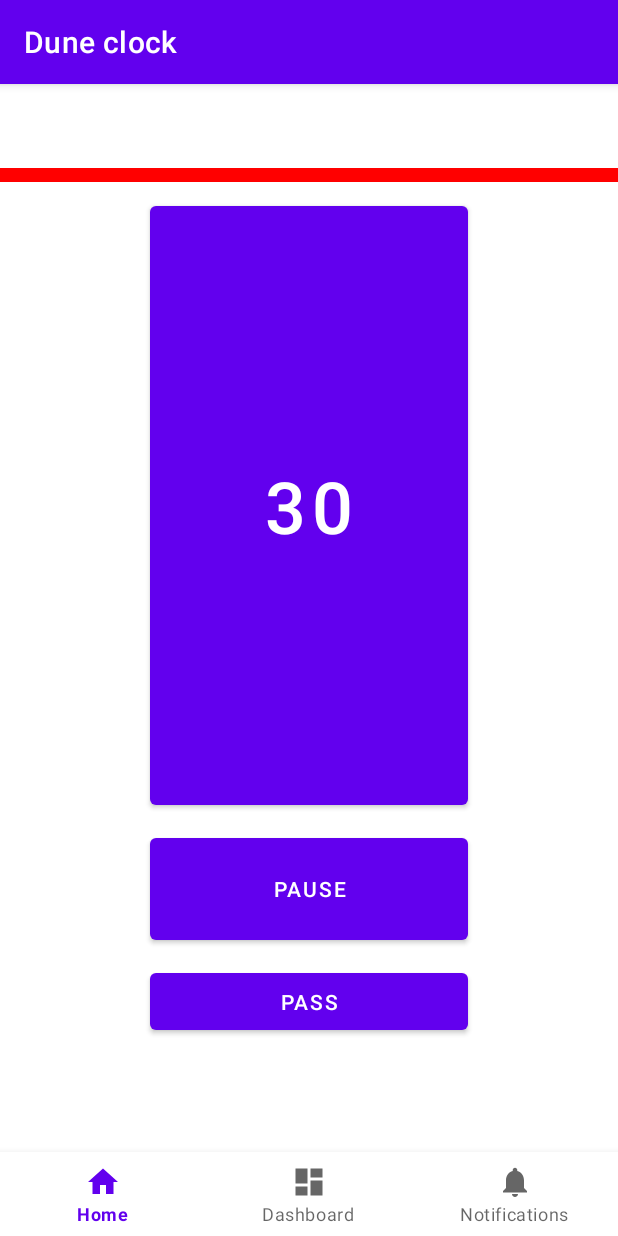
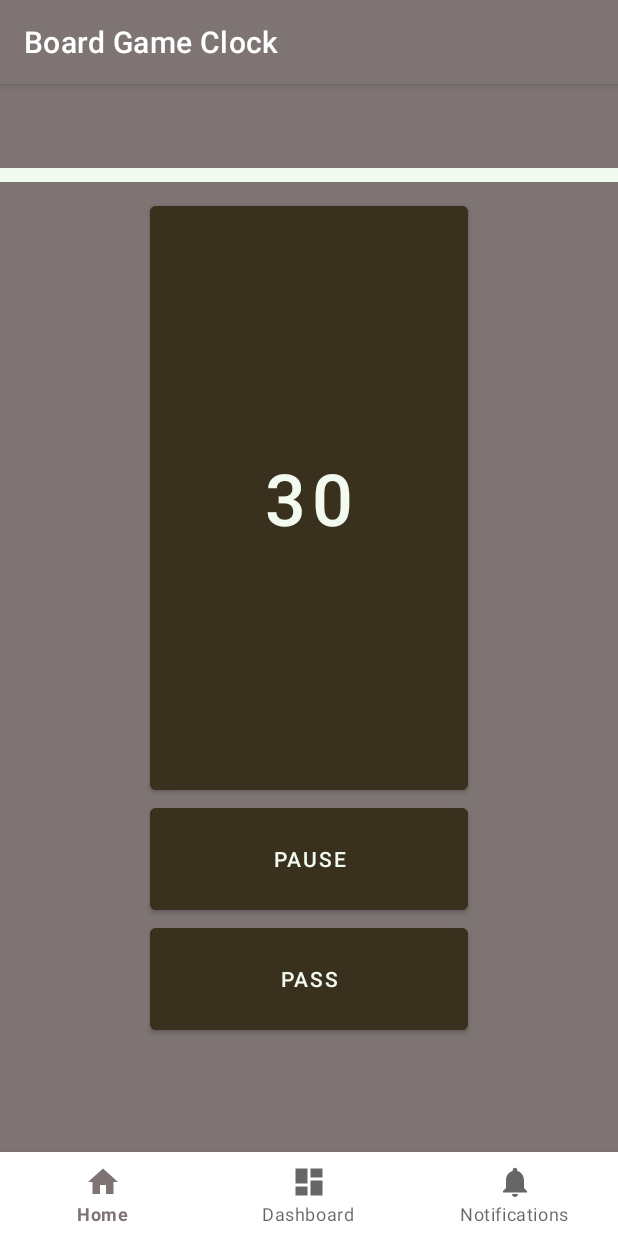
Before and after one commit to Deemerus/BoardGameClock, an Android app: the MainActivity screen opened directly, with no data from a screen before it, on a phone screen of 412 x 824 dp. Run offline under Robolectric (Android 15) with nearby library versions, the phone set to English and light mode, and no system bars.

Commit message:
make UI look better

```diff
--- a/app/src/main/java/com/example/iam/MainActivity.java
+++ b/app/src/main/java/com/example/iam/MainActivity.java
@@ -5,13 +5,8 @@ import android.os.CountDownTimer;
 import android.view.View;
 import android.view.WindowManager;
 import android.widget.TextView;
-
 import androidx.appcompat.app.AppCompatActivity;
-
 import com.example.iam.classes.Player;
-
-import org.w3c.dom.Text;
-
 import java.util.ArrayList;
 
 public class MainActivity extends AppCompatActivity {
@@ -96,11 +91,14 @@ public class MainActivity extends AppCompatActivity {
             TextView timeBankBackgroundDisplay = timeBankDisplayBackgrounds.get(i);
             timeBankDisplay.setText(Player.getPlayer(i).getTimeBankStr());
             if(Player.activePlayer == i) {
-                timeBankBackgroundDisplay.setBackgroundResource(R.color.red);
+                timeBankDisplay.setTextColor(getResources().getColor(R.color.active_player_text));
+                timeBankBackgroundDisplay.setBackgroundResource(R.color.active_player);
             } else if(Player.getPlayer(i).passed) {
-                timeBankBackgroundDisplay.setBackgroundResource(R.color.grey);
+                timeBankDisplay.setTextColor(getResources().getColor(R.color.passed_player_text));
+                timeBankBackgroundDisplay.setBackgroundResource(R.color.passed_player);
             } else {
-                timeBankBackgroundDisplay.setBackgroundResource(R.color.white);
+                timeBankDisplay.setTextColor(getResources().getColor(R.color.idle_player_text));
+                timeBankBackgroundDisplay.setBackgroundResource(R.color.idle_player);
             }
         }
 
--- a/app/src/main/res/layout/activity_main.xml
+++ b/app/src/main/res/layout/activity_main.xml
@@ -5,6 +5,7 @@
     android:id="@+id/container"
     android:layout_width="match_parent"
     android:layout_height="match_parent"
+    android:background="@color/background"
     android:paddingTop="?attr/actionBarSize">
 
     <com.google.android.material.bottomnavigation.BottomNavigationView
@@ -40,15 +41,16 @@
         android:layout_marginStart="100dp"
         android:layout_marginTop="75dp"
         android:layout_marginEnd="100dp"
-        android:layout_marginBottom="10dp"
+        android:backgroundTint="@color/center_button"
         android:onClick="nextPlayer"
+        android:textColor="@color/button_text"
         android:textSize="48sp"
         app:layout_constraintBottom_toTopOf="@+id/pause"
         app:layout_constraintEnd_toEndOf="parent"
         app:layout_constraintHorizontal_bias="0.0"
         app:layout_constraintStart_toStartOf="parent"
         app:layout_constraintTop_toTopOf="@+id/nav_host_fragment_activity_main"
-        app:layout_constraintVertical_bias="1.0"
+        app:layout_constraintVertical_bias="0.0"
         tools:text="timeForMove" />
 
     <Button
@@ -57,9 +59,11 @@
         android:layout_height="80dp"
         android:layout_marginStart="100dp"
         android:layout_marginEnd="100dp"
-        android:layout_marginBottom="10dp"
+        android:layout_marginBottom="00dp"
+        android:backgroundTint="@color/pause_button"
         android:onClick="changePause"
         android:text="@string/pause"
+        android:textColor="@color/button_text"
         app:layout_constraintBottom_toTopOf="@+id/reveal"
         app:layout_constraintEnd_toEndOf="parent"
         app:layout_constraintStart_toStartOf="parent" />
@@ -67,12 +71,14 @@
     <Button
         android:id="@+id/reveal"
         android:layout_width="0dp"
-        android:layout_height="50dp"
+        android:layout_height="80dp"
         android:layout_marginStart="100dp"
         android:layout_marginEnd="100dp"
         android:layout_marginBottom="75dp"
+        android:backgroundTint="@color/pass_button"
         android:onClick="pass"
         android:text="@string/pass"
+        android:textColor="@color/button_text"
         app:layout_constraintBottom_toTopOf="@+id/nav_view"
         app:layout_constraintEnd_toEndOf="parent"
         app:layout_constraintStart_toStartOf="parent" />
@@ -94,7 +100,7 @@
             app:layout_constraintBottom_toBottomOf="parent"
             app:layout_constraintEnd_toEndOf="parent"
             app:layout_constraintStart_toStartOf="parent"
-            app:layout_constraintTop_toTopOf="parent"/>
+            app:layout_constraintTop_toTopOf="parent" />
 
         <TextView
             android:id="@+id/timeBank1"
@@ -108,6 +114,7 @@
             app:layout_constraintEnd_toEndOf="parent"
             app:layout_constraintStart_toStartOf="parent"
             app:layout_constraintTop_toTopOf="parent"
+            tools:ignore="TextContrastCheck"
             tools:text="timeBank1" />
     </androidx.constraintlayout.widget.ConstraintLayout>
 
@@ -115,6 +122,7 @@
         android:id="@+id/constraintLayout2"
         android:layout_width="0dp"
         android:layout_height="0dp"
+        android:layout_marginStart="10dp"
         app:layout_constraintBottom_toTopOf="@+id/constraintLayout3"
         app:layout_constraintEnd_toEndOf="@+id/constraintLayout3"
         app:layout_constraintStart_toEndOf="@+id/nextPlayer"
@@ -127,7 +135,7 @@
             app:layout_constraintBottom_toBottomOf="parent"
             app:layout_constraintEnd_toEndOf="parent"
             app:layout_constraintStart_toStartOf="parent"
-            app:layout_constraintTop_toTopOf="parent"/>
+            app:layout_constraintTop_toTopOf="parent" />
 
         <TextView
             android:id="@+id/timeBank2"
@@ -144,6 +152,7 @@
             app:layout_constraintEnd_toEndOf="parent"
             app:layout_constraintStart_toStartOf="parent"
             app:layout_constraintTop_toTopOf="parent"
+            tools:ignore="TextContrastCheck"
             tools:text="timeBank2" />
 
     </androidx.constraintlayout.widget.ConstraintLayout>
@@ -152,6 +161,7 @@
         android:id="@+id/constraintLayout3"
         android:layout_width="0dp"
         android:layout_height="0dp"
+        android:layout_marginStart="10dp"
         android:layout_marginTop="10dp"
         app:layout_constraintBottom_toBottomOf="@+id/reveal"
         app:layout_constraintEnd_toEndOf="parent"
@@ -165,7 +175,7 @@
             app:layout_constraintBottom_toBottomOf="parent"
             app:layout_constraintEnd_toEndOf="parent"
             app:layout_constraintStart_toStartOf="parent"
-            app:layout_constraintTop_toTopOf="parent"/>
+            app:layout_constraintTop_toTopOf="parent" />
 
         <TextView
             android:id="@+id/timeBank3"
@@ -179,6 +189,7 @@
             app:layout_constraintEnd_toEndOf="parent"
             app:layout_constraintStart_toStartOf="parent"
             app:layout_constraintTop_toTopOf="parent"
+            tools:ignore="TextContrastCheck"
             tools:text="timeBank3" />
 
     </androidx.constraintlayout.widget.ConstraintLayout>
@@ -200,7 +211,7 @@
             app:layout_constraintBottom_toBottomOf="parent"
             app:layout_constraintEnd_toEndOf="parent"
             app:layout_constraintStart_toStartOf="parent"
-            app:layout_constraintTop_toTopOf="parent"/>
+            app:layout_constraintTop_toTopOf="parent" />
 
         <TextView
             android:id="@+id/timeBank4"
@@ -214,6 +225,7 @@
             app:layout_constraintEnd_toEndOf="parent"
             app:layout_constraintStart_toStartOf="parent"
             app:layout_constraintTop_toTopOf="parent"
+            tools:ignore="TextContrastCheck"
             tools:text="timeBank4" />
     </androidx.constraintlayout.widget.ConstraintLayout>
 
@@ -222,6 +234,7 @@
         android:layout_width="0dp"
         android:layout_height="0dp"
         android:layout_marginTop="10dp"
+        android:layout_marginEnd="10dp"
         app:layout_constraintBottom_toBottomOf="@+id/reveal"
         app:layout_constraintEnd_toStartOf="@+id/nextPlayer"
         app:layout_constraintStart_toStartOf="@+id/nav_host_fragment_activity_main"
@@ -234,7 +247,7 @@
             app:layout_constraintBottom_toBottomOf="parent"
             app:layout_constraintEnd_toEndOf="parent"
             app:layout_constraintStart_toStartOf="parent"
-            app:layout_constraintTop_toTopOf="parent"/>
+            app:layout_constraintTop_toTopOf="parent" />
 
         <TextView
             android:id="@+id/timeBank5"
@@ -249,6 +262,7 @@
             app:layout_constraintEnd_toEndOf="parent"
             app:layout_constraintStart_toStartOf="parent"
             app:layout_constraintTop_toTopOf="parent"
+            tools:ignore="TextContrastCheck"
             tools:text="timeBank5" />
     </androidx.constraintlayout.widget.ConstraintLayout>
 
@@ -257,6 +271,7 @@
         android:layout_width="0dp"
         android:layout_height="0dp"
         android:layout_marginTop="10dp"
+        android:layout_marginEnd="10dp"
         app:layout_constraintBottom_toTopOf="@+id/constraintLayout5"
         app:layout_constraintEnd_toStartOf="@+id/nextPlayer"
         app:layout_constraintStart_toStartOf="@+id/nav_host_fragment_activity_main"
@@ -269,7 +284,7 @@
             app:layout_constraintBottom_toBottomOf="parent"
             app:layout_constraintEnd_toEndOf="parent"
             app:layout_constraintStart_toStartOf="parent"
-            app:layout_constraintTop_toTopOf="parent"/>
+            app:layout_constraintTop_toTopOf="parent" />
 
         <TextView
             android:id="@+id/timeBank6"
@@ -283,6 +298,7 @@
             app:layout_constraintEnd_toEndOf="parent"
             app:layout_constraintStart_toStartOf="parent"
             app:layout_constraintTop_toTopOf="parent"
+            tools:ignore="TextContrastCheck"
             tools:text="timeBank6" />
     </androidx.constraintlayout.widget.ConstraintLayout>
 
--- a/app/src/main/res/layout/activity_settings.xml
+++ b/app/src/main/res/layout/activity_settings.xml
@@ -5,6 +5,7 @@
     android:id="@+id/container"
     android:layout_width="match_parent"
     android:layout_height="match_parent"
+    android:background="@color/background"
     android:paddingTop="?attr/actionBarSize">
 
     <com.google.android.material.bottomnavigation.BottomNavigationView
@@ -39,6 +40,7 @@
         android:layout_height="wrap_content"
         android:layout_marginTop="150dp"
         android:layout_marginEnd="20dp"
+        android:buttonTint="@color/button_text"
         app:layout_constraintEnd_toEndOf="parent"
         app:layout_constraintTop_toTopOf="@+id/nav_host_fragment_activity_main"
         tools:ignore="DuplicateSpeakableTextCheck" />
@@ -49,6 +51,7 @@
         android:layout_height="wrap_content"
         android:layout_marginEnd="20dp"
         android:layout_marginBottom="150dp"
+        android:buttonTint="@color/button_text"
         app:layout_constraintBottom_toTopOf="@+id/nav_view"
         app:layout_constraintEnd_toEndOf="parent" />
 
@@ -57,6 +60,7 @@
         android:layout_width="wrap_content"
         android:layout_height="wrap_content"
         android:layout_marginBottom="20dp"
+        android:buttonTint="@color/button_text"
         app:layout_constraintBottom_toTopOf="@+id/nav_view"
         app:layout_constraintEnd_toEndOf="parent"
         app:layout_constraintStart_toStartOf="parent" />
@@ -67,6 +71,7 @@
         android:layout_height="wrap_content"
         android:layout_marginStart="20dp"
         android:layout_marginBottom="150dp"
+        android:buttonTint="@color/button_text"
         app:layout_constraintBottom_toTopOf="@+id/nav_view"
         app:layout_constraintStart_toStartOf="parent" />
 
@@ -76,6 +81,7 @@
         android:layout_height="wrap_content"
         android:layout_marginStart="20dp"
         android:layout_marginTop="150dp"
+        android:buttonTint="@color/button_text"
         app:layout_constraintStart_toStartOf="parent"
         app:layout_constraintTop_toTopOf="@+id/nav_host_fragment_activity_main" />
 
@@ -94,6 +100,7 @@
         android:layout_width="wrap_content"
         android:layout_height="wrap_content"
         android:layout_marginTop="20dp"
+        android:buttonTint="@color/button_text"
         app:layout_constraintEnd_toEndOf="parent"
         app:layout_constraintHorizontal_bias="0.498"
         app:layout_constraintStart_toStartOf="parent"
@@ -104,12 +111,15 @@
         android:layout_width="wrap_content"
         android:layout_height="wrap_content"
         android:layout_marginTop="50dp"
+        android:backgroundTint="@color/center_button"
         android:ems="10"
         android:hint="Time per move in seconds"
         android:importantForAutofill="no"
         android:inputType="number"
         android:minHeight="48dp"
-        android:textColorHint="#757575"
+        android:textColor="@color/button_text"
+        android:textColorHighlight="@color/center_button"
+        android:textColorHint="@color/button_text"
         app:layout_constraintEnd_toEndOf="parent"
         app:layout_constraintStart_toStartOf="parent"
         app:layout_constraintTop_toBottomOf="@+id/timeBank" />
@@ -119,12 +129,15 @@
         android:layout_width="wrap_content"
         android:layout_height="wrap_content"
         android:layout_marginTop="150dp"
+        android:backgroundTint="@color/center_button"
         android:ems="10"
         android:hint="Time bank in minutes"
         android:importantForAutofill="no"
         android:inputType="number"
         android:minHeight="48dp"
-        android:textColorHint="#757575"
+        android:textColor="@color/button_text"
+        android:textColorHighlight="@color/center_button"
+        android:textColorHint="@color/button_text"
         app:layout_constraintEnd_toEndOf="parent"
         app:layout_constraintStart_toStartOf="parent"
         app:layout_constraintTop_toTopOf="@+id/nav_host_fragment_activity_main" />
@@ -134,8 +147,10 @@
         android:layout_width="wrap_content"
         android:layout_height="wrap_content"
         android:layout_marginTop="50dp"
+        android:backgroundTint="@color/center_button"
         android:onClick="onSubmit"
         android:text="Submit"
+        android:textColor="@color/button_text"
         app:layout_constraintEnd_toEndOf="parent"
         app:layout_constraintStart_toStartOf="parent"
         app:layout_constraintTop_toBottomOf="@+id/timePerMove" />
--- a/app/src/main/res/values-night/themes.xml
+++ b/app/src/main/res/values-night/themes.xml
@@ -2,13 +2,13 @@
     <!-- Base application theme. -->
     <style name="Theme.IAM" parent="Theme.MaterialComponents.DayNight.DarkActionBar">
         <!-- Primary brand color. -->
-        <item name="colorPrimary">@color/purple_200</item>
-        <item name="colorPrimaryVariant">@color/purple_700</item>
-        <item name="colorOnPrimary">@color/black</item>
+        <item name="colorPrimary">@color/background</item>
+        <item name="colorPrimaryVariant">@color/center_button</item>
+        <item name="colorOnPrimary">@color/button_text</item>
         <!-- Secondary brand color. -->
-        <item name="colorSecondary">@color/teal_200</item>
-        <item name="colorSecondaryVariant">@color/teal_200</item>
-        <item name="colorOnSecondary">@color/black</item>
+        <item name="colorSecondary">@color/background</item>
+        <item name="colorSecondaryVariant">@color/center_button</item>
+        <item name="colorOnSecondary">@color/button_text</item>
         <!-- Status bar color. -->
         <item name="android:statusBarColor" tools:targetApi="l">?attr/colorPrimaryVariant</item>
         <!-- Customize your theme here. -->
--- a/app/src/main/res/values/colors.xml
+++ b/app/src/main/res/values/colors.xml
@@ -1,12 +1,14 @@
 <?xml version="1.0" encoding="utf-8"?>
 <resources>
-    <color name="purple_200">#FFBB86FC</color>
-    <color name="purple_500">#FF6200EE</color>
-    <color name="purple_700">#FF3700B3</color>
-    <color name="teal_200">#FF03DAC5</color>
-    <color name="teal_700">#FF018786</color>
-    <color name="black">#FF000000</color>
-    <color name="white">#FFFFFFFF</color>
-    <color name="grey">#959595</color>
-    <color name="red">#FF0000</color>
+    <color name="background">#7E7474</color>
+    <color name="center_button">#39311D</color>
+    <color name="pause_button">#39311D</color>
+    <color name="pass_button">#39311D</color>
+    <color name="active_player">#F3FBF1</color>
+    <color name="passed_player">#39311D</color>
+    <color name="idle_player">#7E7474</color>
+    <color name="button_text">#F3FBF1</color>
+    <color name="active_player_text">#39311D</color>
+    <color name="passed_player_text">#F3FBF1</color>
+    <color name="idle_player_text">#F3FBF1</color>
 </resources>
--- a/app/src/main/res/values/strings.xml
+++ b/app/src/main/res/values/strings.xml
@@ -1,5 +1,5 @@
 <resources>
-    <string name="app_name">Dune clock</string>
+    <string name="app_name">Board Game Clock</string>
     <string name="title_home">Home</string>
     <string name="title_dashboard">Dashboard</string>
     <string name="title_notifications">Notifications</string>
--- a/app/src/main/res/values/themes.xml
+++ b/app/src/main/res/values/themes.xml
@@ -2,13 +2,13 @@
     <!-- Base application theme. -->
     <style name="Theme.IAM" parent="Theme.MaterialComponents.DayNight.DarkActionBar">
         <!-- Primary brand color. -->
-        <item name="colorPrimary">@color/purple_500</item>
-        <item name="colorPrimaryVariant">@color/purple_700</item>
-        <item name="colorOnPrimary">@color/white</item>
+        <item name="colorPrimary">@color/background</item>
+        <item name="colorPrimaryVariant">@color/center_button</item>
+        <item name="colorOnPrimary">@color/button_text</item>
         <!-- Secondary brand color. -->
-        <item name="colorSecondary">@color/teal_200</item>
-        <item name="colorSecondaryVariant">@color/teal_700</item>
-        <item name="colorOnSecondary">@color/black</item>
+        <item name="colorSecondary">@color/background</item>
+        <item name="colorSecondaryVariant">@color/center_button</item>
+        <item name="colorOnSecondary">@color/button_text</item>
         <!-- Status bar color. -->
         <item name="android:statusBarColor" tools:targetApi="l">?attr/colorPrimaryVariant</item>
         <!-- Customize your theme here. -->
```
